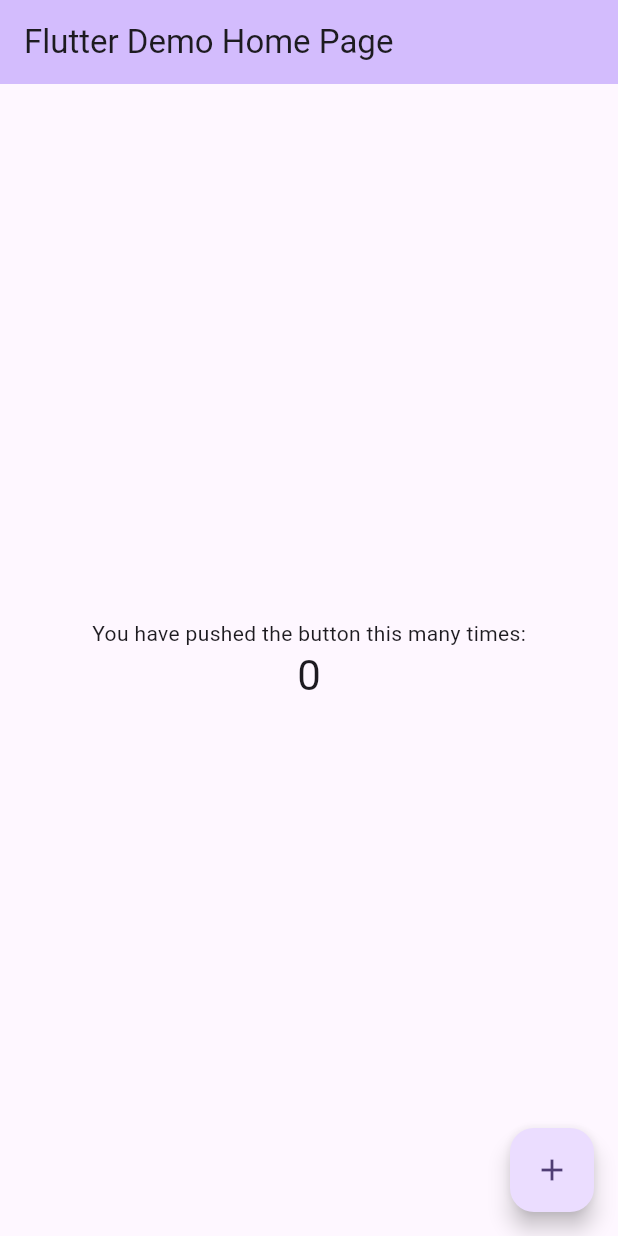
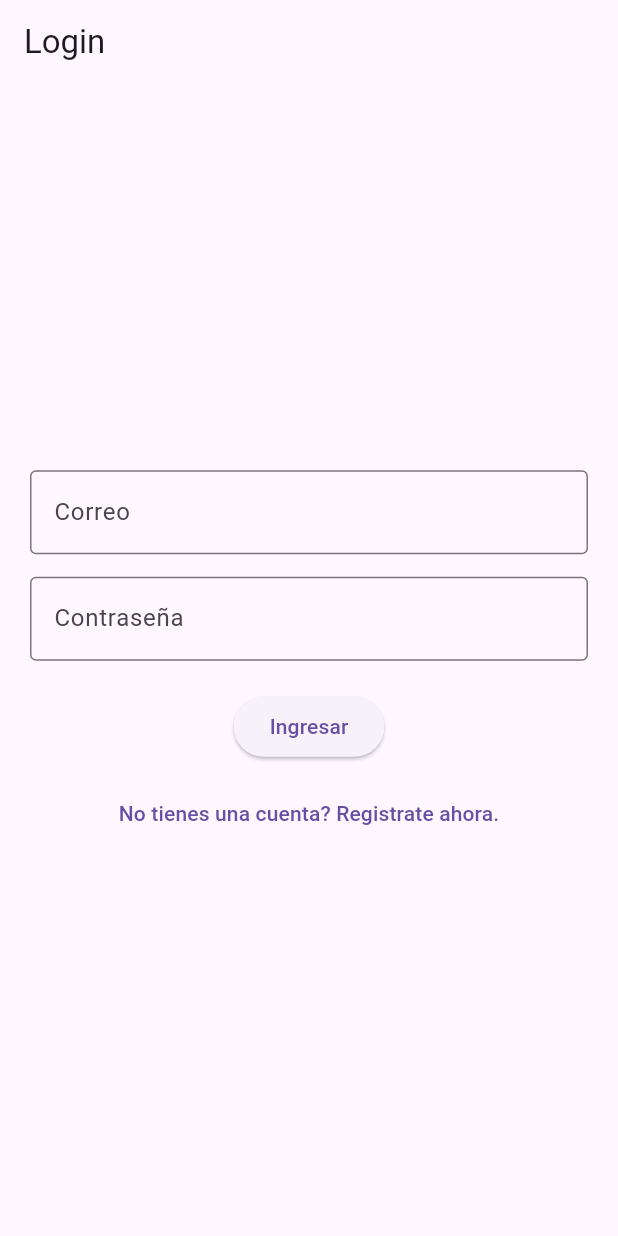
Before and after one commit to ReyPJ/app-chef-at-home, a Flutter app: the screen it shows after launch, on a phone screen of 412 x 824 dp. Run offline on Flutter 3.47's test engine with Material 3 defaults, Android fonts, the phone set to English and light mode, and no system bars; our stand-ins replace firebase_auth, firebase_core; accounts and stored records are empty.

Commit message:
Login Firebase added TODO: Google Login Service

```diff
--- a/lib/main.dart
+++ b/lib/main.dart
@@ -1,6 +1,19 @@
 import 'package:flutter/material.dart';
+import 'package:chefathome/firebase_options.dart';
+import 'package:firebase_core/firebase_core.dart';
+import 'package:chefathome/pages/login.dart';
+import 'package:chefathome/pages/register.dart';
+import 'package:chefathome/pages/home.dart';
 
-void main() {
+void main() async {
+  WidgetsFlutterBinding.ensureInitialized();
+  try {
+    await Firebase.initializeApp(
+      options: DefaultFirebaseOptions.currentPlatform,
+    );
+  } catch (e) {
+    print("Error al iniciar Firebase: $e");
+  }
   runApp(const MyApp());
 }
 
@@ -11,112 +24,14 @@ class MyApp extends StatelessWidget {
   @override
   Widget build(BuildContext context) {
     return MaterialApp(
-      title: 'Flutter Demo',
-      theme: ThemeData(
-        // This is the theme of your application.
-        //
-        // TRY THIS: Try running your application with "flutter run". You'll see
-        // the application has a purple toolbar. Then, without quitting the app,
-        // try changing the seedColor in the colorScheme below to Colors.green
-        // and then invoke "hot reload" (save your changes or press the "hot
-        // reload" button in a Flutter-supported IDE, or press "r" if you used
-        // the command line to start the app).
-        //
-        // Notice that the counter didn't reset back to zero; the application
-        // state is not lost during the reload. To reset the state, use hot
-        // restart instead.
-        //
-        // This works for code too, not just values: Most code changes can be
-        // tested with just a hot reload.
-        colorScheme: ColorScheme.fromSeed(seedColor: Colors.deepPurple),
-      ),
-      home: const MyHomePage(title: 'Flutter Demo Home Page'),
+      title: 'Chef At Home',
+      theme: ThemeData(primarySwatch: Colors.blue),
+      initialRoute: '/login',
+      routes: {
+        '/login': (context) => LoginPage(),
+        '/register': (context) => RegisterPage(),
+        '/home': (context) => HomePage(),
+      },
     );
   }
 }
-
-class MyHomePage extends StatefulWidget {
-  const MyHomePage({super.key, required this.title});
-
-  // This widget is the home page of your application. It is stateful, meaning
-  // that it has a State object (defined below) that contains fields that affect
-  // how it looks.
-
-  // This class is the configuration for the state. It holds the values (in this
-  // case the title) provided by the parent (in this case the App widget) and
-  // used by the build method of the State. Fields in a Widget subclass are
-  // always marked "final".
-
-  final String title;
-
-  @override
-  State<MyHomePage> createState() => _MyHomePageState();
-}
-
-class _MyHomePageState extends State<MyHomePage> {
-  int _counter = 0;
-
-  void _incrementCounter() {
-    setState(() {
-      // This call to setState tells the Flutter framework that something has
-      // changed in this State, which causes it to rerun the build method below
-      // so that the display can reflect the updated values. If we changed
-      // _counter without calling setState(), then the build method would not be
-      // called again, and so nothing would appear to happen.
-      _counter++;
-    });
-  }
-
-  @override
-  Widget build(BuildContext context) {
-    // This method is rerun every time setState is called, for instance as done
-    // by the _incrementCounter method above.
-    //
-    // The Flutter framework has been optimized to make rerunning build methods
-    // fast, so that you can just rebuild anything that needs updating rather
-    // than having to individually change instances of widgets.
-    return Scaffold(
-      appBar: AppBar(
-        // TRY THIS: Try changing the color here to a specific color (to
-        // Colors.amber, perhaps?) and trigger a hot reload to see the AppBar
-        // change color while the other colors stay the same.
-        backgroundColor: Theme.of(context).colorScheme.inversePrimary,
-        // Here we take the value from the MyHomePage object that was created by
-        // the App.build method, and use it to set our appbar title.
-        title: Text(widget.title),
-      ),
-      body: Center(
-        // Center is a layout widget. It takes a single child and positions it
-        // in the middle of the parent.
-        child: Column(
-          // Column is also a layout widget. It takes a list of children and
-          // arranges them vertically. By default, it sizes itself to fit its
-          // children horizontally, and tries to be as tall as its parent.
-          //
-          // Column has various properties to control how it sizes itself and
-          // how it positions its children. Here we use mainAxisAlignment to
-          // center the children vertically; the main axis here is the vertical
-          // axis because Columns are vertical (the cross axis would be
-          // horizontal).
-          //
-          // TRY THIS: Invoke "debug painting" (choose the "Toggle Debug Paint"
-          // action in the IDE, or press "p" in the console), to see the
-          // wireframe for each widget.
-          mainAxisAlignment: MainAxisAlignment.center,
-          children: <Widget>[
-            const Text('You have pushed the button this many times:'),
-            Text(
-              '$_counter',
-              style: Theme.of(context).textTheme.headlineMedium,
-            ),
-          ],
-        ),
-      ),
-      floatingActionButton: FloatingActionButton(
-        onPressed: _incrementCounter,
-        tooltip: 'Increment',
-        child: const Icon(Icons.add),
-      ), // This trailing comma makes auto-formatting nicer for build methods.
-    );
-  }
-}
--- /dev/null
+++ b/lib/pages/login.dart
@@ -0,0 +1,74 @@
+import 'package:flutter/material.dart';
+import 'package:chefathome/services/firebase_auth_service.dart';
+
+class LoginPage extends StatefulWidget {
+  const LoginPage({super.key});
+
+  @override
+  State<LoginPage> createState() => _LoginPageState();
+}
+
+class _LoginPageState extends State<LoginPage> {
+  final AuthService _authService = AuthService();
+  final TextEditingController emailController = TextEditingController();
+  final TextEditingController passwordController = TextEditingController();
+  bool isLoading = false;
+
+  void login() async {
+    setState(() => isLoading = true);
+
+    var user = await _authService.login(
+      emailController.text,
+      passwordController.text,
+    );
+
+    setState(() => isLoading = false);
+
+    if (user != null) {
+      Navigator.pushReplacementNamed(context, '/home');
+    } else {
+      ScaffoldMessenger.of(
+        context,
+      ).showSnackBar(SnackBar(content: Text('Error en login')));
+    }
+  }
+
+  @override
+  Widget build(BuildContext context) {
+    return Scaffold(
+      appBar: AppBar(title: Text('Login')),
+      body: Padding(
+        padding: EdgeInsets.all(20),
+        child: Column(
+          mainAxisAlignment: MainAxisAlignment.center,
+          children: [
+            TextField(
+              controller: emailController,
+              decoration: InputDecoration(
+                hintText: 'Correo',
+                border: OutlineInputBorder(),
+              ),
+            ),
+            SizedBox(height: 15),
+            TextField(
+              controller: passwordController,
+              decoration: InputDecoration(
+                hintText: 'Contraseña',
+                border: OutlineInputBorder(),
+              ),
+            ),
+            SizedBox(height: 20),
+            isLoading
+                ? CircularProgressIndicator()
+                : ElevatedButton(onPressed: login, child: Text('Ingresar')),
+            SizedBox(height: 10),
+            TextButton(
+              onPressed: () => Navigator.pushNamed(context, '/register'),
+              child: Text('No tienes una cuenta? Registrate ahora.'),
+            ),
+          ],
+        ),
+      ),
+    );
+  }
+}
--- a/pubspec.yaml
+++ b/pubspec.yaml
@@ -34,6 +34,10 @@ dependencies:
   # The following adds the Cupertino Icons font to your application.
   # Use with the CupertinoIcons class for iOS style icons.
   cupertino_icons: ^1.0.8
+  firebase_core: ^4.2.0
+  firebase_auth: ^6.1.1
+  supabase_flutter: ^2.10.3
+  google_fonts: ^6.3.2
 
 dev_dependencies:
   flutter_test:
@@ -44,7 +48,7 @@ dev_dependencies:
   # activated in the `analysis_options.yaml` file located at the root of your
   # package. See that file for information about deactivating specific lint
   # rules and activating additional ones.
-  flutter_lints: ^5.0.0
+  flutter_lints: ^6.0.0
 
 # For information on the generic Dart part of this file, see the
 # following page: https://dart.dev/tools/pub/pubspec
```
Also changed, not shown: lib/pages/home.dart (added, +28 -0 lines), lib/pages/register.dart (added, +85 -0 lines), lib/services/firebase_auth_service.dart (added, +39 -0 lines), firebase.json (added), lib/firebase_options.dart (added), lib/pages/cart.dart (added), lib/pages/orders.dart (added), lib/pages/restaurants.dart (added), lib/services/supabase_service.dart (added), pubspec.lock, 4 other files.
